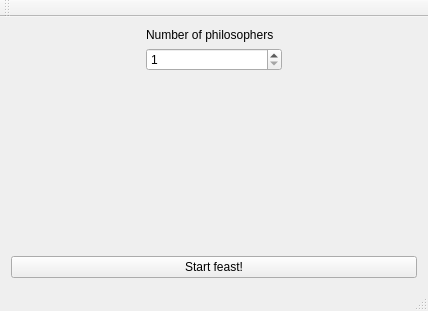
First picture: the form in ui/MainWindow.ui, repository gelldur/Dining_philosophers, before the edit.
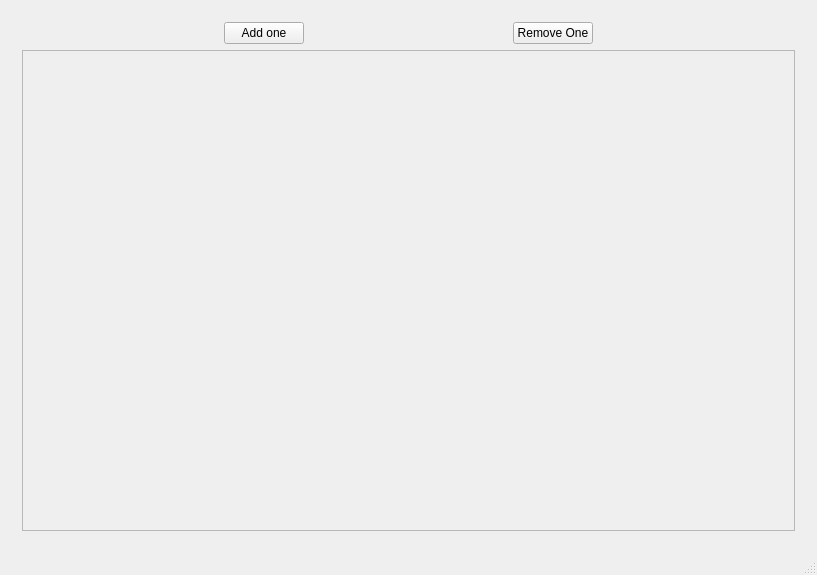
Second picture: the form after the edit. The open tabs and pages were chosen to show the change.

Commit message: Update Main app view

Patch:
```diff
--- a/ui/MainWindow.ui
+++ b/ui/MainWindow.ui
@@ -6,15 +6,27 @@
    <rect>
     <x>0</x>
     <y>0</y>
-    <width>428</width>
-    <height>311</height>
+    <width>817</width>
+    <height>575</height>
    </rect>
   </property>
   <property name="windowTitle">
    <string>MainWindow</string>
   </property>
   <widget class="QWidget" name="centralWidget">
+   <layout class="QVBoxLayout" name="verticalLayout_3">
+    <item>
+     <widget class="QStackedWidget" name="stackedWidget">
+      <property name="currentIndex">
+       <number>0</number>
+      </property>
+      <widget class="QWidget" name="pageStart">
+       <layout class="QHBoxLayout" name="horizontalLayout_2">
+        <item>
    <layout class="QVBoxLayout" name="verticalLayout_2">
+          <property name="sizeConstraint">
+           <enum>QLayout::SetDefaultConstraint</enum>
+          </property>
     <item>
      <layout class="QHBoxLayout" name="horizontalLayout">
       <item>
@@ -53,6 +65,9 @@
           <property name="maximum">
            <number>20</number>
           </property>
+                <property name="value">
+                 <number>5</number>
+                </property>
          </widget>
         </item>
        </layout>
@@ -80,37 +95,109 @@
       <property name="sizeHint" stdset="0">
        <size>
         <width>20</width>
-        <height>110</height>
+              <height>68</height>
        </size>
       </property>
      </spacer>
     </item>
     <item>
-     <widget class="QPushButton" name="pushButton">
+           <widget class="QPushButton" name="startButton">
       <property name="text">
        <string>Start feast!</string>
       </property>
      </widget>
     </item>
    </layout>
-  </widget>
-  <widget class="QMenuBar" name="menuBar">
+        </item>
+       </layout>
+      </widget>
+      <widget class="QWidget" name="pageRun">
+       <property name="enabled">
+        <bool>true</bool>
+       </property>
+       <layout class="QVBoxLayout" name="verticalLayout_4" stretch="0,0">
+        <item>
+         <layout class="QHBoxLayout" name="horizontalLayout_4" stretch="0,0,0,0,0">
+          <property name="sizeConstraint">
+           <enum>QLayout::SetMinimumSize</enum>
+          </property>
+          <item>
+           <spacer name="horizontalSpacer_4">
+            <property name="orientation">
+             <enum>Qt::Horizontal</enum>
+            </property>
+            <property name="sizeHint" stdset="0">
+             <size>
+              <width>40</width>
+              <height>1</height>
+             </size>
+            </property>
+           </spacer>
+          </item>
+          <item>
+           <widget class="QPushButton" name="pushButton">
+            <property name="text">
+             <string>Add one</string>
+            </property>
+           </widget>
+          </item>
+          <item>
+           <spacer name="horizontalSpacer_3">
+            <property name="orientation">
+             <enum>Qt::Horizontal</enum>
+            </property>
+            <property name="sizeHint" stdset="0">
+             <size>
+              <width>40</width>
+              <height>1</height>
+             </size>
+            </property>
+           </spacer>
+          </item>
+          <item>
+           <widget class="QPushButton" name="pushButton_2">
+            <property name="text">
+             <string>Remove One</string>
+            </property>
+           </widget>
+          </item>
+          <item>
+           <spacer name="horizontalSpacer_5">
+            <property name="orientation">
+             <enum>Qt::Horizontal</enum>
+            </property>
+            <property name="sizeHint" stdset="0">
+             <size>
+              <width>40</width>
+              <height>1</height>
+             </size>
+            </property>
+           </spacer>
+          </item>
+         </layout>
+        </item>
+        <item>
+         <widget class="QScrollArea" name="table">
+          <property name="widgetResizable">
+           <bool>false</bool>
+          </property>
+          <widget class="QWidget" name="scrollAreaWidgetContents">
    <property name="geometry">
     <rect>
      <x>0</x>
      <y>0</y>
-     <width>428</width>
-     <height>28</height>
+             <width>526</width>
+             <height>403</height>
     </rect>
    </property>
   </widget>
-  <widget class="QToolBar" name="mainToolBar">
-   <attribute name="toolBarArea">
-    <enum>TopToolBarArea</enum>
-   </attribute>
-   <attribute name="toolBarBreak">
-    <bool>false</bool>
-   </attribute>
+         </widget>
+        </item>
+       </layout>
+      </widget>
+     </widget>
+    </item>
+   </layout>
   </widget>
   <widget class="QStatusBar" name="statusBar"/>
  </widget>
```
Left out of the diff: 56 changed lines with no effect on the pictures. Lines whose indentation alone changed are shown as unchanged.
